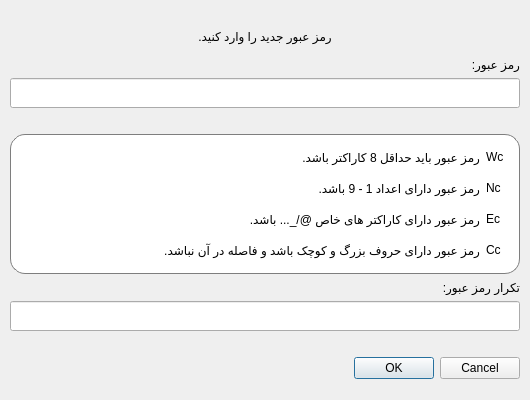
Before: the Qt Designer form App/ui/changePassword.ui in MohammadSangSefidi/QuizMaster, drawn with Qt 5.
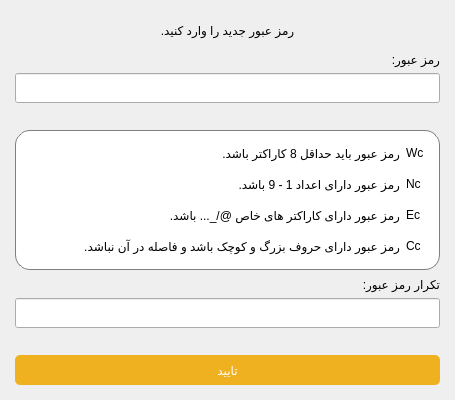
After: the same form once the commit is applied.

The edit to the form file:
```diff
--- a/App/ui/changePassword.ui
+++ b/App/ui/changePassword.ui
@@ -1,45 +1,35 @@
 <?xml version="1.0" encoding="UTF-8"?>
 <ui version="4.0">
- <class>Dialog</class>
- <widget class="QDialog" name="Dialog">
+ <class>Form</class>
+ <widget class="QWidget" name="Form">
   <property name="geometry">
    <rect>
     <x>0</x>
     <y>0</y>
-    <width>530</width>
+    <width>455</width>
     <height>400</height>
    </rect>
   </property>
   <property name="windowTitle">
    <string>Dialog</string>
   </property>
-  <layout class="QGridLayout" name="gridLayout">
+  <layout class="QVBoxLayout" name="verticalLayout">
+   <property name="spacing">
+    <number>5</number>
+   </property>
    <property name="leftMargin">
-    <number>10</number>
+    <number>15</number>
    </property>
    <property name="topMargin">
-    <number>10</number>
+    <number>15</number>
    </property>
    <property name="rightMargin">
-    <number>10</number>
+    <number>15</number>
    </property>
    <property name="bottomMargin">
-    <number>10</number>
+    <number>15</number>
    </property>
-   <property name="horizontalSpacing">
-    <number>0</number>
-   </property>
-   <item row="8" column="0">
-    <widget class="QLabel" name="rePasswordErrorLabel">
-     <property name="styleSheet">
-      <string notr="true">QLabel#rePasswordErrorLabel{color:rgb(193, 0, 3);}</string>
-     </property>
-     <property name="text">
-      <string/>
-     </property>
-    </widget>
-   </item>
-   <item row="1" column="0">
+   <item>
     <widget class="QLabel" name="titleLabel">
      <property name="minimumSize">
       <size>
@@ -61,7 +51,37 @@
      </property>
     </widget>
    </item>
-   <item row="5" column="0">
+   <item>
+    <widget class="QLabel" name="passwordLabel">
+     <property name="text">
+      <string>رمز عبور:</string>
+     </property>
+    </widget>
+   </item>
+   <item>
+    <widget class="QLineEdit" name="passwordLineEdit">
+     <property name="minimumSize">
+      <size>
+       <width>0</width>
+       <height>30</height>
+      </size>
+     </property>
+     <property name="echoMode">
+      <enum>QLineEdit::Password</enum>
+     </property>
+    </widget>
+   </item>
+   <item>
+    <widget class="QLabel" name="passwordErrorLabel">
+     <property name="styleSheet">
+      <string notr="true">QLabel#passwordErrorLabel{color:rgb(193, 0, 3);}</string>
+     </property>
+     <property name="text">
+      <string/>
+     </property>
+    </widget>
+   </item>
+   <item>
     <widget class="QFrame" name="checkPasswordFrame">
      <property name="minimumSize">
       <size>
@@ -83,53 +103,7 @@
       <enum>QFrame::Raised</enum>
      </property>
      <layout class="QGridLayout" name="gridLayout_2">
-      <item row="1" column="0">
-       <spacer name="horizontalSpacer_3">
-        <property name="orientation">
-         <enum>Qt::Horizontal</enum>
-        </property>
-        <property name="sizeType">
-         <enum>QSizePolicy::Maximum</enum>
-        </property>
-        <property name="sizeHint" stdset="0">
-         <size>
-          <width>100</width>
-          <height>20</height>
-         </size>
-        </property>
-       </spacer>
-      </item>
-      <item row="3" column="1">
-       <layout class="QHBoxLayout" name="horizontalLayout_3">
-        <item>
-         <widget class="QLabel" name="capText">
-          <property name="text">
-           <string>رمز عبور دارای حروف بزرگ و کوچک باشد و فاصله در آن نباشد.</string>
-          </property>
-         </widget>
-        </item>
-        <item>
-         <widget class="QLabel" name="capitalLettersCheck">
-          <property name="minimumSize">
-           <size>
-            <width>24</width>
-            <height>24</height>
-           </size>
-          </property>
-          <property name="maximumSize">
-           <size>
-            <width>24</width>
-            <height>24</height>
-           </size>
-          </property>
-          <property name="text">
-           <string>Cc</string>
-          </property>
-         </widget>
-        </item>
-       </layout>
-      </item>
-      <item row="2" column="1">
+      <item row="2" column="0">
        <layout class="QHBoxLayout" name="horizontalLayout_2">
         <item>
          <widget class="QLabel" name="specText">
@@ -159,37 +133,7 @@
         </item>
        </layout>
       </item>
-      <item row="1" column="1">
-       <layout class="QHBoxLayout" name="horizontalLayout">
-        <item>
-         <widget class="QLabel" name="numText">
-          <property name="text">
-           <string>رمز عبور دارای اعداد 1 - 9 باشد.</string>
-          </property>
-         </widget>
-        </item>
-        <item>
-         <widget class="QLabel" name="numbersCheck">
-          <property name="minimumSize">
-           <size>
-            <width>24</width>
-            <height>24</height>
-           </size>
-          </property>
-          <property name="maximumSize">
-           <size>
-            <width>24</width>
-            <height>24</height>
-           </size>
-          </property>
-          <property name="text">
-           <string>Nc</string>
-          </property>
-         </widget>
-        </item>
-       </layout>
-      </item>
-      <item row="0" column="1">
+      <item row="0" column="0">
        <layout class="QHBoxLayout" name="horizontalLayout_4">
         <item>
          <widget class="QLabel" name="widthText">
@@ -219,61 +163,78 @@
         </item>
        </layout>
       </item>
+      <item row="1" column="0">
+       <layout class="QHBoxLayout" name="horizontalLayout">
+        <item>
+         <widget class="QLabel" name="numText">
+          <property name="text">
+           <string>رمز عبور دارای اعداد 1 - 9 باشد.</string>
+          </property>
+         </widget>
+        </item>
+        <item>
+         <widget class="QLabel" name="numbersCheck">
+          <property name="minimumSize">
+           <size>
+            <width>24</width>
+            <height>24</height>
+           </size>
+          </property>
+          <property name="maximumSize">
+           <size>
+            <width>24</width>
+            <height>24</height>
+           </size>
+          </property>
+          <property name="text">
+           <string>Nc</string>
+          </property>
+         </widget>
+        </item>
+       </layout>
+      </item>
+      <item row="3" column="0">
+       <layout class="QHBoxLayout" name="horizontalLayout_3">
+        <item>
+         <widget class="QLabel" name="capText">
+          <property name="text">
+           <string>رمز عبور دارای حروف بزرگ و کوچک باشد و فاصله در آن نباشد.</string>
+          </property>
+         </widget>
+        </item>
+        <item>
+         <widget class="QLabel" name="capitalLettersCheck">
+          <property name="minimumSize">
+           <size>
+            <width>24</width>
+            <height>24</height>
+           </size>
+          </property>
+          <property name="maximumSize">
+           <size>
+            <width>24</width>
+            <height>24</height>
+           </size>
+          </property>
+          <property name="text">
+           <string>Cc</string>
+          </property>
+         </widget>
+        </item>
+       </layout>
+      </item>
      </layout>
     </widget>
    </item>
-   <item row="9" column="0">
-    <widget class="QDialogButtonBox" name="buttonBox">
-     <property name="orientation">
-      <enum>Qt::Horizontal</enum>
-     </property>
-     <property name="standardButtons">
-      <set>QDialogButtonBox::Cancel|QDialogButtonBox::Ok</set>
-     </property>
-    </widget>
-   </item>
-   <item row="7" column="0">
-    <widget class="QLineEdit" name="rePasswordLineEdit">
-     <property name="minimumSize">
-      <size>
-       <width>0</width>
-       <height>30</height>
-      </size>
-     </property>
-     <property name="echoMode">
-      <enum>QLineEdit::Password</enum>
-     </property>
-    </widget>
-   </item>
-   <item row="0" column="0">
-    <spacer name="verticalSpacer_2">
-     <property name="orientation">
-      <enum>Qt::Vertical</enum>
-     </property>
-     <property name="sizeHint" stdset="0">
-      <size>
-       <width>20</width>
-       <height>40</height>
-      </size>
-     </property>
-    </spacer>
-   </item>
-   <item row="6" column="0">
+   <item>
     <widget class="QLabel" name="rePasswordLabel">
      <property name="text">
       <string>تکرار رمز عبور:</string>
      </property>
     </widget>
    </item>
-   <item row="2" column="0">
-    <widget class="QLabel" name="passwordLabel">
-     <property name="text">
-      <string>رمز عبور:</string>
-     </property>
-    </widget>
-   </item>
-   <item row="3" column="0">
-    <widget class="QLineEdit" name="passwordLineEdit">
+   <item>
+    <widget class="QLineEdit" name="rePasswordLineEdit">
      <property name="minimumSize">
       <size>
        <width>0</width>
@@ -285,29 +246,39 @@
      </property>
     </widget>
    </item>
-   <item row="10" column="0">
-    <spacer name="verticalSpacer">
-     <property name="orientation">
-      <enum>Qt::Vertical</enum>
-     </property>
-     <property name="sizeHint" stdset="0">
-      <size>
-       <width>20</width>
-       <height>40</height>
-      </size>
-     </property>
-    </spacer>
-   </item>
-   <item row="4" column="0">
-    <widget class="QLabel" name="passwordErrorLabel">
+   <item>
+    <widget class="QLabel" name="rePasswordErrorLabel">
      <property name="styleSheet">
-      <string notr="true">QLabel#passwordErrorLabel{color:rgb(193, 0, 3);}</string>
+      <string notr="true">QLabel#rePasswordErrorLabel{color:rgb(193, 0, 3);}</string>
      </property>
      <property name="text">
       <string/>
      </property>
     </widget>
    </item>
+   <item>
+    <widget class="QPushButton" name="pushButton">
+     <property name="minimumSize">
+      <size>
+       <width>0</width>
+       <height>30</height>
+      </size>
+     </property>
+     <property name="styleSheet">
+      <string notr="true">QPushButton#pushButton{
+	color: #ffffff;
+	background-color:  rgb(239, 177, 31);
+    border-radius: 5px;
+}
+QPushButton#pushButton:hover {
+	background-color: rgb(255, 210, 73);
+}</string>
+     </property>
+     <property name="text">
+      <string>تایید</string>
+     </property>
+    </widget>
+   </item>
   </layout>
  </widget>
  <resources/>
```
Left out of the diff: 37 changed lines with no effect on the pictures.
